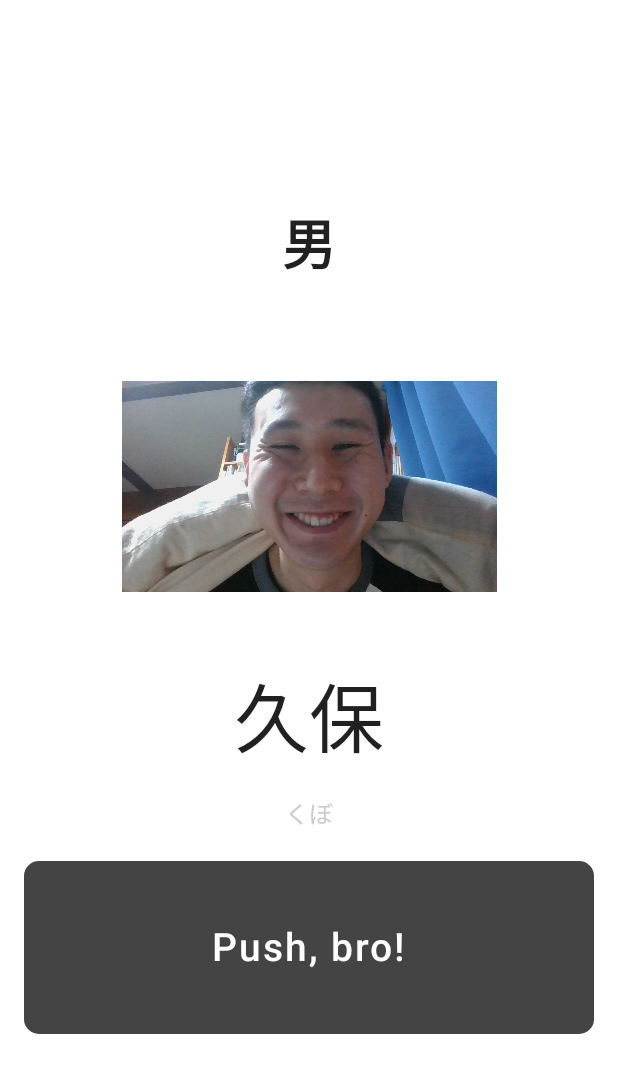
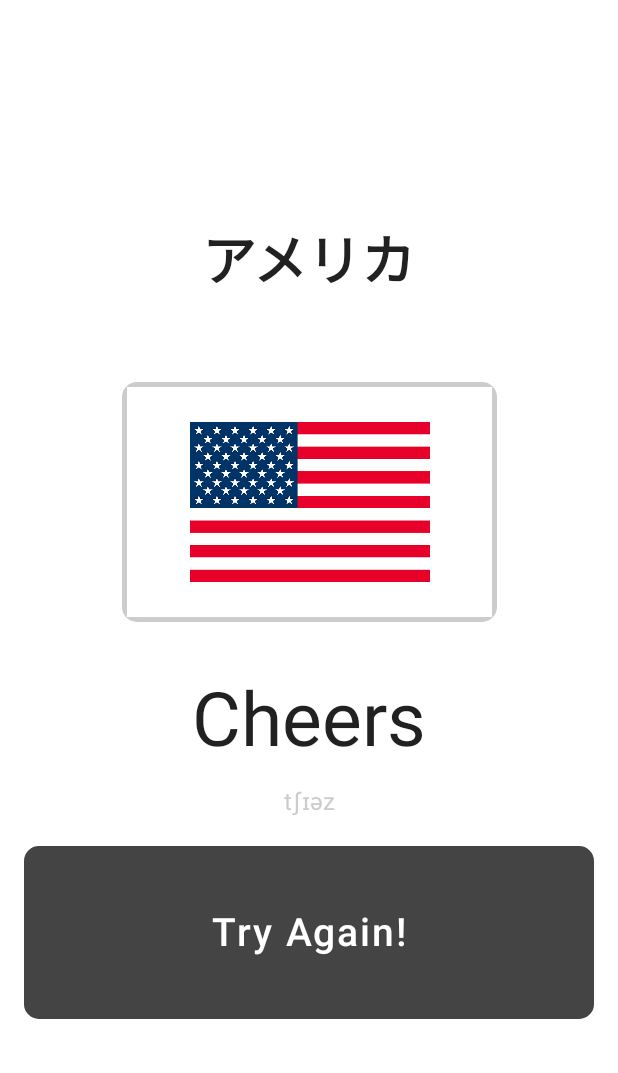
Before and after one commit to Kryoma/kampai_app_final, an Android app built with Jetpack Compose: the screen it shows after launch (MainActivity), after a tap on "Push, bro!", on a phone screen of 412 x 824 dp. Shown: the top 1073 px of the screen. Run offline under Robolectric (Android 15) with nearby library versions, the phone set to English and light mode, and no system bars.

Commit message:
ボタンを押した際にランダムでコンテンツが表示される機能を追加

```diff
--- a/app/src/main/java/com/example/kampaiappfinal/KampaiMain.kt
+++ b/app/src/main/java/com/example/kampaiappfinal/KampaiMain.kt
@@ -23,38 +23,7 @@ import androidx.compose.ui.unit.sp
 @Composable
 fun KampaiMain(
 ) {
-//    val num: Int = RandomActivity()
-//    when(num){
-//        // 日本
-//        1 -> {
-//            nationalFragImage = painterResource(id = R.drawable.japan)
-//            nationalFlagName = stringResource(id = R.string.national_flag_name_japan)
-//            kampaiLine = stringResource(id = R.string.kampai_line_japan)
-//            howRead = stringResource(id = R.string.how_read_japan)
-//        }
-//        // 韓国
-//        2 -> {
-//            nationalFragImage = painterResource(id = R.drawable.korea)
-//            nationalFlagName = stringResource(id = R.string.national_flag_name_korea)
-//            kampaiLine = stringResource(id = R.string.kampai_line_korea)
-//            howRead = stringResource(id = R.string.how_read_korea)
-//        }
-//        // アメリカ
-//        3 -> {
-//            nationalFragImage = painterResource(id = R.drawable.usa)
-//            nationalFlagName = stringResource(id = R.string.national_flag_name_america)
-//            kampaiLine = stringResource(id = R.string.kampai_line_america)
-//            howRead = stringResource(id = R.string.how_read_america)
-//        }
-//        //タイ
-//        4 -> {
-//            nationalFragImage = painterResource(id = R.drawable.thai)
-//            nationalFlagName = stringResource(id = R.string.national_flag_name_thai)
-//            kampaiLine = stringResource(id = R.string.kampai_line_thai)
-//            howRead = stringResource(id = R.string.how_read_thai)
-//
-//        }
-//    }
+
     Column(
         horizontalAlignment = Alignment.CenterHorizontally,
         modifier = Modifier
@@ -64,31 +33,56 @@ fun KampaiMain(
     ) {
         // 変数宣言
         // 国旗
-        var nationalFragImage: Painter = painterResource(id = R.drawable.japan)
+        var nationalFragImage: Painter = painterResource(id = R.drawable.win_20221207_23_24_17_pro)
         // 国名
-        var nationalFlagName: String = stringResource(id = R.string.national_flag_name_japan)
+        var nationalFlagName: String = ""
         // 乾杯の挨拶
-        var kampaiLine: String = stringResource(id = R.string.kampai_line_japan)
+        var kampaiLine: String = ""
         // 読み方
-        var howRead: String = stringResource(id = R.string.how_read_japan)
+        var howRead: String = ""
         // コンテンツの表示有無
         var isShowContents: Boolean by remember { mutableStateOf(false) }
 
-//        if (isShowContents) {
-//            KampaiContents(
-//                nationalFlagName,
-//                nationalFragImage,
-//                kampaiLine,
-//                howRead
-//            )
+        if (isShowContents) {
+            var num: Int = getRandomNumber()
+            when (num) {
+                // 日本
+                1 -> {
+                    nationalFragImage = painterResource(id = R.drawable.japan)
+                    nationalFlagName = stringResource(id = R.string.national_flag_name_japan)
+                    kampaiLine = stringResource(id = R.string.kampai_line_japan)
+                    howRead = stringResource(id = R.string.how_read_japan)
+                }
+                // 韓国
+                2 -> {
+                    nationalFragImage = painterResource(id = R.drawable.korea)
+                    nationalFlagName = stringResource(id = R.string.national_flag_name_korea)
+                    kampaiLine = stringResource(id = R.string.kampai_line_korea)
+                    howRead = stringResource(id = R.string.how_read_korea)
+                }
+                // アメリカ
+                3 -> {
+                    nationalFragImage = painterResource(id = R.drawable.usa)
+                    nationalFlagName = stringResource(id = R.string.national_flag_name_america)
+                    kampaiLine = stringResource(id = R.string.kampai_line_america)
+                    howRead = stringResource(id = R.string.how_read_america)
+                }
+                //タイ
+                4 -> {
+                    nationalFragImage = painterResource(id = R.drawable.thai)
+                    nationalFlagName = stringResource(id = R.string.national_flag_name_thai)
+                    kampaiLine = stringResource(id = R.string.kampai_line_thai)
+                    howRead = stringResource(id = R.string.how_read_thai)
 
-        if (isShowContents) {
+                }
+            }
             KampaiContents(
-                nationalFlagName = "男",
-                nationalFragImage = painterResource(id = R.drawable.win_20221207_23_24_17_pro),
-                kampaiLine = "久保",
-                howRead = "くぼ"
-            )} else KampaiContents(
+                nationalFlagName,
+                nationalFragImage,
+                kampaiLine,
+                howRead
+            )
+        } else KampaiContents(
             nationalFlagName = "",
             nationalFragImage = painterResource(id = R.drawable.hatenamark),
             kampaiLine = "",
@@ -116,10 +110,9 @@ fun KampaiContents(
     Spacer(modifier = Modifier.height(56.dp))
     Image(
         modifier = Modifier
+            .clip(RoundedCornerShape(10.dp))
             .size(250.dp, 160.dp)
-            .clip(RoundedCornerShape(10.dp))
-//            .border(BorderStroke(3.dp, Color.Black))
-        ,
+            .border(BorderStroke(3.dp, Color.LightGray)),
         painter = nationalFragImage,
         contentDescription = "National Frag"
     )
@@ -151,10 +144,17 @@ fun DrinkButton(): Boolean {
             contentColor = Color.White
         )
     ) {
-        Text(
-            text = "Push, bro!",
-            fontSize = 26.sp
-        )
+        if (isShowContentsFlg) {
+            Text(
+                text = "Try Again!",
+                fontSize = 26.sp
+            )
+        } else {
+            Text(
+                text = "Push, bro!",
+                fontSize = 26.sp
+            )
+        }
     }
 
     return isShowContentsFlg
--- a/app/src/main/java/com/example/kampaiappfinal/RandomActivity.kt
+++ b/app/src/main/java/com/example/kampaiappfinal/RandomActivity.kt
@@ -1,5 +1,5 @@
 package com.example.kampaiappfinal
 
-fun RandomActivity(): Int{
-    return (1..6).random()
+fun getRandomNumber(): Int{
+    return (1..4).random()
 }
```
